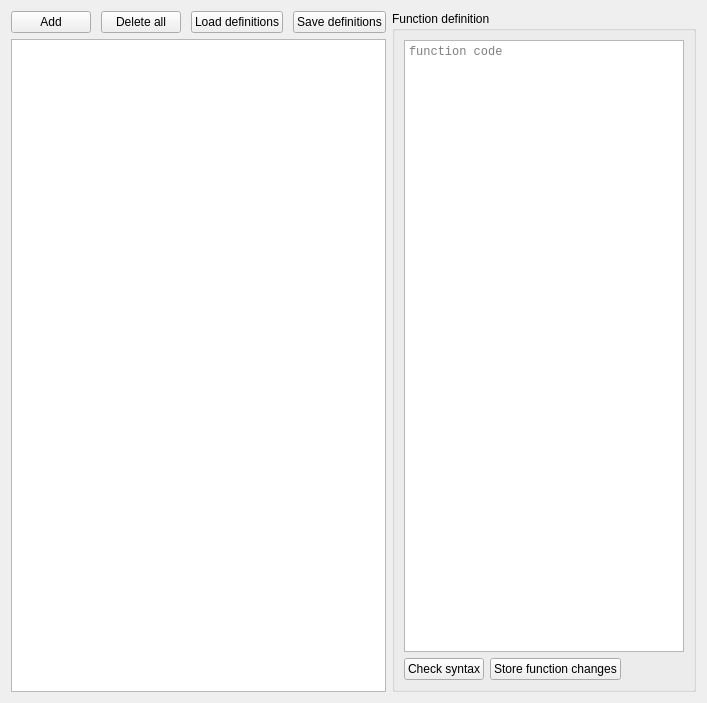
Above: asammdf/gui/ui/functions_manager.ui from danielhrisca/asammdf before the change. Below: the same form after it.
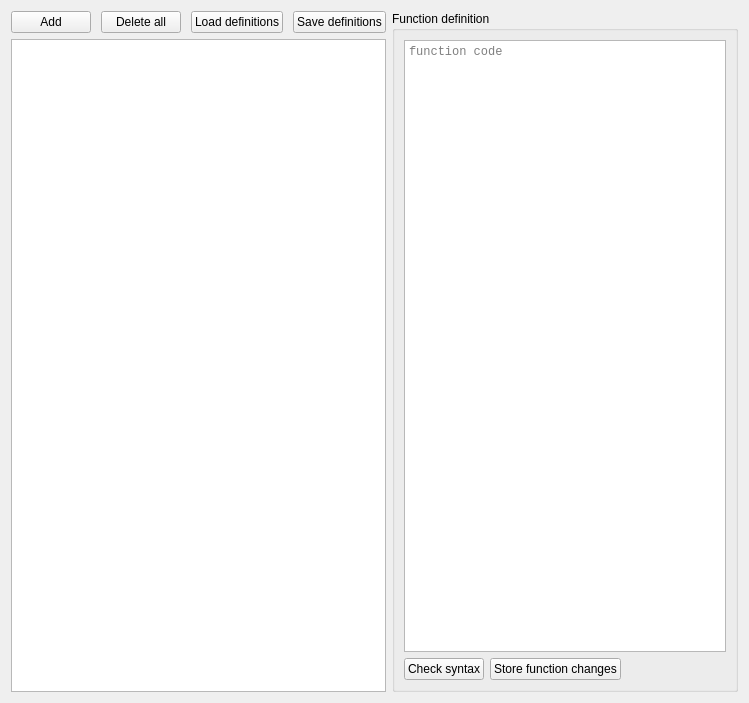
That is the form after the change. Icons and pictures are not drawn. Custom widgets are drawn as their Qt base class.

The edit to the form file:
```diff
--- a/asammdf/gui/ui/functions_manager.ui
+++ b/asammdf/gui/ui/functions_manager.ui
@@ -6,7 +6,7 @@
    <rect>
     <x>0</x>
     <y>0</y>
-    <width>707</width>
+    <width>749</width>
     <height>703</height>
    </rect>
   </property>
@@ -163,6 +163,9 @@
         <property name="lineWrapMode">
          <enum>QPlainTextEdit::NoWrap</enum>
         </property>
+        <property name="tabStopDistance">
+         <double>140.000000000000000</double>
+        </property>
         <property name="placeholderText">
          <string>function code</string>
         </property>
```
